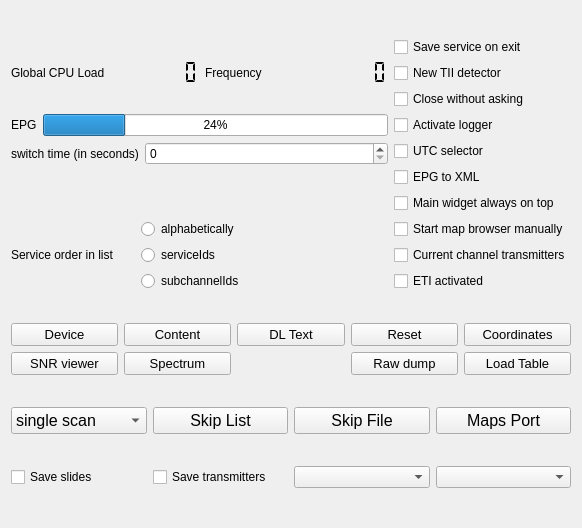
Above: forms/config-helper.ui from tomneda/DABstar before the change. Below: the same form after it.
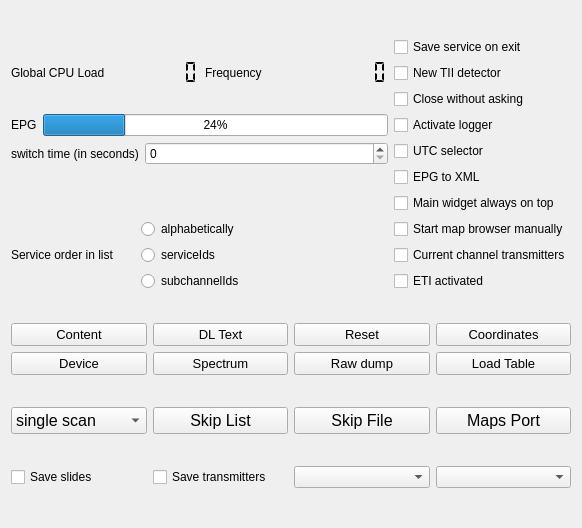
That is the form after the change. Custom widgets are drawn as their Qt base class.

Commit message: Remove SNR viewer (SNR display is not more working, yet)

```diff
--- a/forms/config-helper.ui
+++ b/forms/config-helper.ui
@@ -280,50 +280,6 @@
        </property>
       </widget>
      </item>
-     <item row="1" column="1">
-      <widget class="QPushButton" name="snrButton">
-       <property name="sizePolicy">
-        <sizepolicy hsizetype="Preferred" vsizetype="Fixed">
-         <horstretch>0</horstretch>
-         <verstretch>0</verstretch>
-        </sizepolicy>
-       </property>
-       <property name="font">
-        <font>
-         <family>Cantarell</family>
-         <pointsize>10</pointsize>
-        </font>
-       </property>
-       <property name="toolTip">
-        <string>&lt;html&gt;&lt;head/&gt;&lt;body&gt;&lt;p&gt;The snrViewer button controls a widget that - when enabled - will show the development of SNR over time. Parameters of the screen, height (the Y-axis) and the number of measurements (X-axis) can be set in the configuration widget.&lt;/p&gt;&lt;/body&gt;&lt;/html&gt;</string>
-       </property>
-       <property name="text">
-        <string>SNR viewer</string>
-       </property>
-      </widget>
-     </item>
-     <item row="1" column="2">
-      <widget class="QPushButton" name="show_spectrumButton">
-       <property name="sizePolicy">
-        <sizepolicy hsizetype="Preferred" vsizetype="Fixed">
-         <horstretch>0</horstretch>
-         <verstretch>0</verstretch>
-        </sizepolicy>
-       </property>
-       <property name="font">
-        <font>
-         <family>Cantarell</family>
-         <pointsize>10</pointsize>
-        </font>
-       </property>
-       <property name="toolTip">
-        <string>&lt;html&gt;&lt;head/&gt;&lt;body&gt;&lt;p&gt;The spectrum and the constellation of the DAB signal is shown when pressing this button. &lt;br /&gt;&lt;br /&gt;Pressing it again will cause the spectrum and constellation to be invisible.&lt;/p&gt;&lt;/body&gt;&lt;/html&gt;</string>
-       </property>
-       <property name="text">
-        <string>Spectrum</string>
-       </property>
-      </widget>
-     </item>
      <item row="1" column="4">
       <widget class="QPushButton" name="dumpButton">
        <property name="sizePolicy">
@@ -417,7 +373,29 @@
        </property>
       </widget>
      </item>
-     <item row="0" column="1">
+     <item row="1" column="3">
+      <widget class="QPushButton" name="show_spectrumButton">
+       <property name="sizePolicy">
+        <sizepolicy hsizetype="Preferred" vsizetype="Fixed">
+         <horstretch>0</horstretch>
+         <verstretch>0</verstretch>
+        </sizepolicy>
+       </property>
+       <property name="font">
+        <font>
+         <family>Cantarell</family>
+         <pointsize>10</pointsize>
+        </font>
+       </property>
+       <property name="toolTip">
+        <string>&lt;html&gt;&lt;head/&gt;&lt;body&gt;&lt;p&gt;The spectrum and the constellation of the DAB signal is shown when pressing this button. &lt;br /&gt;&lt;br /&gt;Pressing it again will cause the spectrum and constellation to be invisible.&lt;/p&gt;&lt;/body&gt;&lt;/html&gt;</string>
+       </property>
+       <property name="text">
+        <string>Spectrum</string>
+       </property>
+      </widget>
+     </item>
+     <item row="1" column="2">
       <widget class="QPushButton" name="devicewidgetButton">
        <property name="sizePolicy">
         <sizepolicy hsizetype="Preferred" vsizetype="Fixed">
```
The commit also changes 8 other files.
